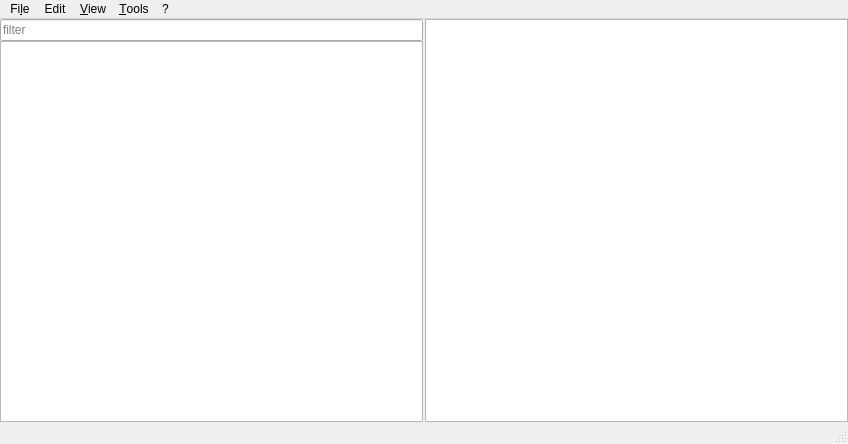
Old version of the form gui/mainwindow.ui in the repository Martchus/passwordmanager.
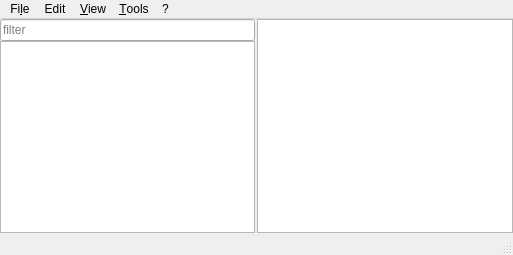
New version of the form. Icons and pictures are not drawn. Custom widgets are drawn as their Qt base class.

Diff of the .ui file:
```diff
--- a/gui/mainwindow.ui
+++ b/gui/mainwindow.ui
@@ -2,14 +2,6 @@
 <ui version="4.0">
  <class>QtGui::MainWindow</class>
  <widget class="QMainWindow" name="QtGui::MainWindow">
-  <property name="geometry">
-   <rect>
-    <x>0</x>
-    <y>0</y>
-    <width>848</width>
-    <height>444</height>
-   </rect>
-  </property>
   <property name="windowTitle">
    <string>Password Manager</string>
   </property>
@@ -182,8 +174,8 @@
     <rect>
      <x>0</x>
      <y>0</y>
-     <width>848</width>
-     <height>21</height>
+     <width>513</width>
+     <height>30</height>
     </rect>
    </property>
    <widget class="QMenu" name="menuProgramm">
```
Left out of the diff: 19 changed lines with no effect on the pictures.
